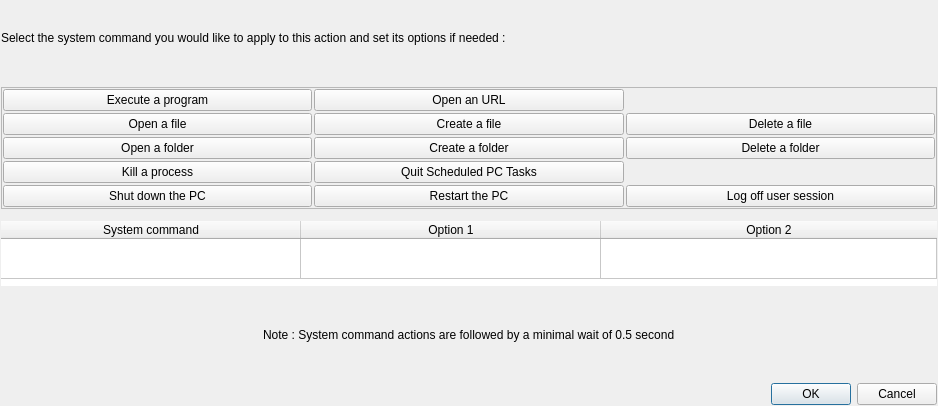
Before: the Qt Designer form ui/createactiondialog/CreateSystemCommandActionDialog.ui in AmirHammouteneEI/ScheduledPasteAndKeys, drawn with Qt 5.
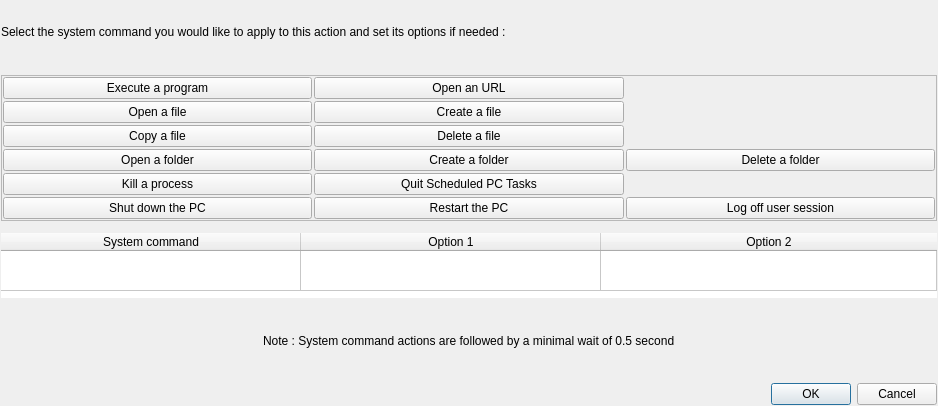
After: the same form once the commit is applied.

What changed in the file:
```diff
--- a/ui/createactiondialog/CreateSystemCommandActionDialog.ui
+++ b/ui/createactiondialog/CreateSystemCommandActionDialog.ui
@@ -76,49 +76,7 @@
       <property name="spacing">
        <number>2</number>
       </property>
-      <item row="6" column="1">
-       <widget class="QPushButton" name="restartButton">
-        <property name="text">
-         <string>Restart the PC</string>
-        </property>
-       </widget>
-      </item>
-      <item row="5" column="0">
-       <widget class="QPushButton" name="killprocessButton">
-        <property name="text">
-         <string>Kill a process</string>
-        </property>
-       </widget>
-      </item>
-      <item row="3" column="0">
-       <widget class="QPushButton" name="openfileButton">
-        <property name="text">
-         <string>Open a file</string>
-        </property>
-       </widget>
-      </item>
-      <item row="4" column="2">
-       <widget class="QPushButton" name="deletefolderButton">
-        <property name="text">
-         <string>Delete a folder</string>
-        </property>
-       </widget>
-      </item>
-      <item row="6" column="0">
-       <widget class="QPushButton" name="shutdownButton">
-        <property name="text">
-         <string>Shut down the PC</string>
-        </property>
-       </widget>
-      </item>
-      <item row="5" column="1">
-       <widget class="QPushButton" name="quitselfprogramButton">
-        <property name="text">
-         <string>Quit Scheduled PC Tasks</string>
-        </property>
-       </widget>
-      </item>
-      <item row="6" column="2">
+      <item row="7" column="2">
        <widget class="QPushButton" name="logoffButton">
         <property name="text">
          <string>Log off user session</string>
@@ -132,24 +90,31 @@
         </property>
        </widget>
       </item>
-      <item row="4" column="1">
+      <item row="7" column="0">
+       <widget class="QPushButton" name="shutdownButton">
+        <property name="text">
+         <string>Shut down the PC</string>
+        </property>
+       </widget>
+      </item>
+      <item row="5" column="1">
        <widget class="QPushButton" name="createfolderButton">
         <property name="text">
          <string>Create a folder</string>
         </property>
        </widget>
       </item>
-      <item row="4" column="0">
+      <item row="5" column="0">
        <widget class="QPushButton" name="openfolderButton">
         <property name="text">
          <string>Open a folder</string>
         </property>
        </widget>
       </item>
-      <item row="3" column="2">
-       <widget class="QPushButton" name="deletefileButton">
+      <item row="3" column="0">
+       <widget class="QPushButton" name="openfileButton">
         <property name="text">
-         <string>Delete a file</string>
+         <string>Open a file</string>
         </property>
        </widget>
       </item>
@@ -160,6 +125,13 @@
         </property>
        </widget>
       </item>
+      <item row="6" column="0">
+       <widget class="QPushButton" name="killprocessButton">
+        <property name="text">
+         <string>Kill a process</string>
+        </property>
+       </widget>
+      </item>
       <item row="2" column="1">
        <widget class="QPushButton" name="openurlButton">
         <property name="text">
@@ -167,6 +139,41 @@
         </property>
        </widget>
       </item>
+      <item row="7" column="1">
+       <widget class="QPushButton" name="restartButton">
+        <property name="text">
+         <string>Restart the PC</string>
+        </property>
+       </widget>
+      </item>
+      <item row="5" column="2">
+       <widget class="QPushButton" name="deletefolderButton">
+        <property name="text">
+         <string>Delete a folder</string>
+        </property>
+       </widget>
+      </item>
+      <item row="6" column="1">
+       <widget class="QPushButton" name="quitselfprogramButton">
+        <property name="text">
+         <string>Quit Scheduled PC Tasks</string>
+        </property>
+       </widget>
+      </item>
+      <item row="4" column="1">
+       <widget class="QPushButton" name="deletefileButton">
+        <property name="text">
+         <string>Delete a file</string>
+        </property>
+       </widget>
+      </item>
+      <item row="4" column="0">
+       <widget class="QPushButton" name="copyfileButton">
+        <property name="text">
+         <string>Copy a file</string>
+        </property>
+       </widget>
+      </item>
      </layout>
     </widget>
    </item>
```
